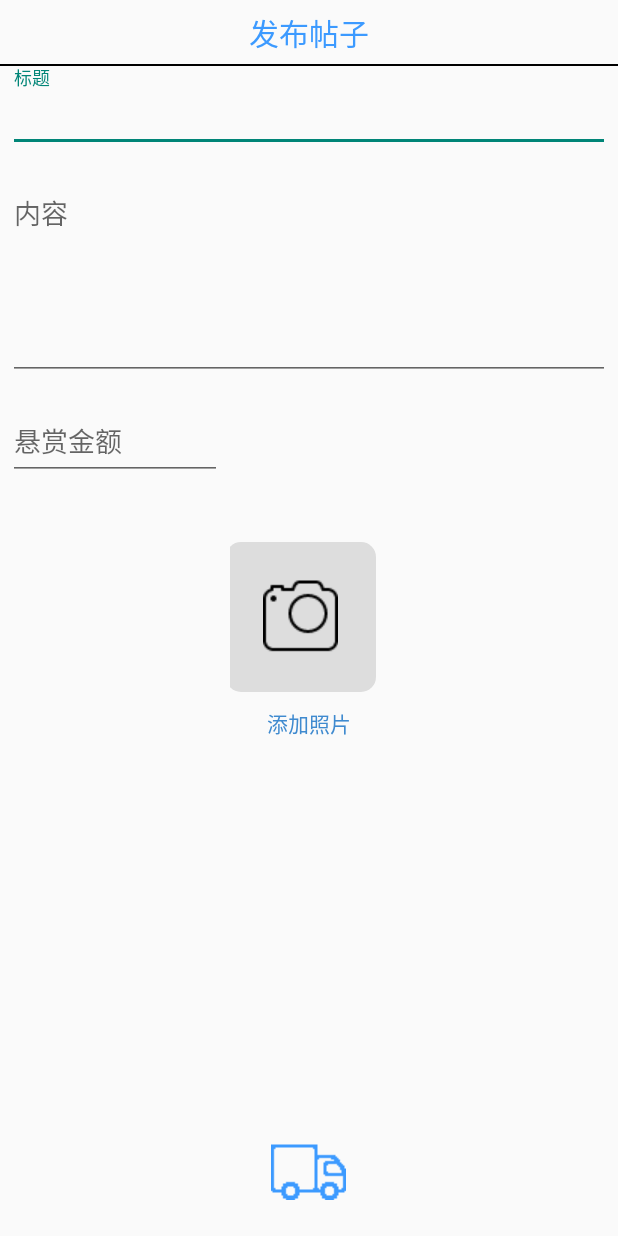
After one commit to DGUT-Asiasoft-2013/Client_DIBIAOZUIQIANGTEAM, an Android app: the PostAddActivity screen opened directly, with no data from a screen before it, on a phone screen of 412 x 824 dp. The commit adds this screen. Run offline under Robolectric (Android 15) with nearby library versions, the phone set to English and light mode, and no system bars.

Commit message:
更新发布帖子

```diff
--- a/app/build.gradle
+++ b/app/build.gradle
@@ -47,6 +47,6 @@ dependencies {
     compile 'com.android.support:appcompat-v7:25.0.1'
     compile 'com.android.support:appcompat-v7:25.0.1'
     compile 'com.android.support:design:25.0.1'
-    compile 'com.android.support.constraint:constraint-layout:1.0.0-alpha7'
+
     testCompile 'junit:junit:4.12'
 }
--- /dev/null
+++ b/app/src/main/java/com/dgut/collegemarket/activity/PostAddActivity.java
@@ -0,0 +1,109 @@
+package com.dgut.collegemarket.activity;
+
+import android.app.Activity;
+import android.app.AlertDialog;
+import android.app.ProgressDialog;
+import android.os.Bundle;
+import android.view.View;
+import android.widget.ImageView;
+
+import com.dgut.collegemarket.R;
+import com.dgut.collegemarket.api.Server;
+import com.dgut.collegemarket.fragment.InputCell.PictrueInputCellFragment;
+import com.dgut.collegemarket.fragment.InputCell.SimpleTextInputCellFragment;
+import com.dgut.collegemarket.util.AnimationEffec;
+
+import java.io.IOException;
+
+import okhttp3.Call;
+import okhttp3.Callback;
+import okhttp3.MediaType;
+import okhttp3.MultipartBody;
+import okhttp3.OkHttpClient;
+import okhttp3.Request;
+import okhttp3.RequestBody;
+import okhttp3.Response;
+
+public class PostAddActivity extends Activity {
+
+    ImageView truckImg;
+    SimpleTextInputCellFragment fragmentTitle = new SimpleTextInputCellFragment();
+    SimpleTextInputCellFragment fragmentContent = new SimpleTextInputCellFragment();
+    PictrueInputCellFragment fragmentPictrue = new PictrueInputCellFragment();
+    SimpleTextInputCellFragment fragmentPrice = new SimpleTextInputCellFragment();
+    @Override
+    protected void onCreate(Bundle savedInstanceState) {
+        super.onCreate(savedInstanceState);
+        setContentView(R.layout.activity_post_add);
+
+        truckImg = (ImageView) findViewById(R.id.truck);
+        fragmentTitle = (SimpleTextInputCellFragment) getFragmentManager().findFragmentById(R.id.fragment_title);
+        fragmentContent = (SimpleTextInputCellFragment) getFragmentManager().findFragmentById(R.id.fragment_content);
+        fragmentPictrue = (PictrueInputCellFragment) getFragmentManager().findFragmentById(R.id.fragment_pictrue);
+        fragmentPrice = (SimpleTextInputCellFragment) getFragmentManager().findFragmentById(R.id.fragment_price);
+
+        fragmentTitle.setHintText("标题");
+        fragmentContent.setHintText("内容");
+        fragmentContent.setLinesAndLength(5,200);
+        fragmentPictrue.setHintText("添加照片");
+        fragmentPrice.setHintText("悬赏金额");
+
+
+        truckImg.setOnClickListener(new View.OnClickListener() {
+            @Override
+            public void onClick(View view) {
+                AnimationEffec.setTransAniToRight(truckImg, 0, 700, 0, 0, 1500);
+                submit();
+            }
+        });
+    }
+
+    /**
+     * 提交帖子
+     */
+    public void submit(){
+        OkHttpClient client = Server.getSharedClient();
+        MultipartBody.Builder requestBody = new MultipartBody.Builder()
+                .addFormDataPart("title",fragmentTitle.getText())
+                .addFormDataPart("content",fragmentContent.getText())
+                .addFormDataPart("reward",fragmentPrice.getText());
+
+        if (fragmentPictrue.getPngData() != null)
+            requestBody.addFormDataPart("albums", "albumsName"
+                    , RequestBody
+                            .create(
+                                    MediaType.parse("image/png")
+                                    , fragmentPictrue.getPngData()));
+        Request request = Server.requestBuilderWithApi("post/addpost")
+                .post(requestBody.build())
+                .build();
+        final ProgressDialog progressDialog = new ProgressDialog(this);
+        progressDialog.setMessage("发贴中");
+        progressDialog.setCancelable(false);
+        progressDialog.show();
+
+        client.newCall(request).enqueue(new Callback() {
+            @Override
+            public void onFailure(Call call, IOException e) {
+                progressDialog.dismiss();
+                runOnUiThread(new Runnable() {
+                    @Override
+                    public void run() {
+                        new AlertDialog.Builder(PostAddActivity.this).setMessage("服务器异常").show();
+                    }
+                });
+            }
+
+            @Override
+            public void onResponse(Call call, Response response) throws IOException {
+                runOnUiThread(new Runnable() {
+                    @Override
+                    public void run() {
+                        new AlertDialog.Builder(PostAddActivity.this).setMessage("发帖成功").show();
+                        finish();
+                    }
+                });
+            }
+        });
+    }
+}
--- a/app/src/main/java/com/dgut/collegemarket/api/Server.java
+++ b/app/src/main/java/com/dgut/collegemarket/api/Server.java
@@ -32,6 +32,7 @@ public class Server {
 	}
 
 //	public static String serverAddress = "http://172.27.0.51:8080/CollegeMarket/";
+	public static String serverAddress_wuzeen = "http://172.25.141.13:8080/CollegeMarket/";
 //	public static String serverAddress_wuzeen = "http://172.27.0.23:8080/CollegeMarket/";
 	public static String serverAddress_zhongweiyuan = "http://172.27.0.22:8080/CollegeMarket/";
 	public static Request.Builder requestBuilderWithApi(String api){
--- a/app/src/main/java/com/dgut/collegemarket/fragment/pages/PostListFragment.java
+++ b/app/src/main/java/com/dgut/collegemarket/fragment/pages/PostListFragment.java
@@ -6,6 +6,7 @@ import android.os.Bundle;
 import android.view.LayoutInflater;
 import android.view.View;
 import android.view.ViewGroup;
+import android.widget.ListView;
 
 import com.dgut.collegemarket.R;
 
@@ -13,12 +14,14 @@ import com.dgut.collegemarket.R;
 public class PostListFragment extends Fragment {
     View view;
     Activity activity;
+    ListView lvPost;
     @Override
     public View onCreateView(LayoutInflater inflater, ViewGroup container,
                              Bundle savedInstanceState) {
         if (view == null) {
             view = inflater.inflate(R.layout.fragment_page_post_list, null);
             activity= getActivity();
+            lvPost = (ListView) view.findViewById(R.id.lv_post);
         }
         return view;
     }
--- /dev/null
+++ b/app/src/main/res/layout/activity_post_add.xml
@@ -0,0 +1,91 @@
+<?xml version="1.0" encoding="utf-8"?>
+<RelativeLayout xmlns:android="http://schemas.android.com/apk/res/android"
+    xmlns:app="http://schemas.android.com/apk/res-auto"
+    xmlns:tools="http://schemas.android.com/tools"
+    android:id="@+id/activity_post_add"
+    android:layout_width="match_parent"
+    android:layout_height="match_parent">
+
+
+
+    <ImageView
+        android:id="@+id/truck"
+        android:layout_width="wrap_content"
+        android:layout_height="wrap_content"
+        android:src="@drawable/truck"
+
+        android:layout_alignParentBottom="true"
+        android:layout_centerHorizontal="true"
+        android:layout_marginBottom="24dp" />
+
+
+    <fragment
+        android:id="@+id/fragment_title"
+        class="com.dgut.collegemarket.fragment.InputCell.SimpleTextInputCellFragment"
+        android:layout_width="match_parent"
+        android:layout_height="wrap_content"
+        tools:layout="@layout/fragment_inputcell_simpletext"
+        android:layout_marginTop="40dp"></fragment>
+
+    <fragment
+        android:id="@+id/fragment_content"
+        class="com.dgut.collegemarket.fragment.InputCell.SimpleTextInputCellFragment"
+        android:layout_width="match_parent"
+        android:layout_height="wrap_content"
+        android:layout_alignParentStart="true"
+        android:layout_below="@+id/fragment_title"
+        tools:layout="@layout/fragment_inputcell_simpletext"></fragment>
+
+    <fragment
+        android:id="@+id/fragment_pictrue"
+        android:layout_width="wrap_content"
+        android:layout_height="wrap_content"
+        class="com.dgut.collegemarket.fragment.InputCell.PictrueInputCellFragment"
+        tools:layout="@layout/fragment_inputcell_pictrue"
+        android:layout_below="@+id/fragment_price"
+        android:layout_centerHorizontal="true"
+        android:layout_marginTop="36dp"></fragment>
+
+
+
+    <fragment
+        android:id="@+id/fragment_price"
+        class="com.dgut.collegemarket.fragment.InputCell.SimpleTextInputCellFragment"
+        android:layout_width="match_parent"
+        android:layout_height="wrap_content"
+        tools:layout="@layout/fragment_inputcell_simpletext"
+        android:layout_below="@+id/fragment_content"
+        android:layout_alignParentStart="true"
+        android:layout_toStartOf="@+id/fragment_pictrue"></fragment>
+
+
+    <RelativeLayout
+        android:layout_width="match_parent"
+        android:layout_height="44dp"
+        android:layout_gravity="top"
+        android:layout_alignParentTop="true"
+        android:layout_alignParentStart="true">
+
+
+        <TextView
+            android:id="@+id/text"
+            android:layout_width="wrap_content"
+            android:layout_height="wrap_content"
+            android:layout_centerHorizontal="true"
+            android:layout_centerVertical="true"
+            android:text="发布帖子"
+            android:textColor="@color/colorAccent"
+            android:textSize="20dp" />
+
+        <View
+            android:layout_width="match_parent"
+            android:layout_height="1dp"
+            android:layout_alignParentBottom="true"
+            android:layout_alignParentStart="true"
+            android:layout_gravity="bottom"
+            android:background="@android:color/background_dark"></View>
+
+
+    </RelativeLayout>
+
+</RelativeLayout>
--- /dev/null
+++ b/app/src/main/res/values-w820dp/dimens.xml
@@ -0,0 +1,6 @@
+<resources>
+    <!-- Example customization of dimensions originally defined in res/values/dimens.xml
+         (such as screen margins) for screens with more than 820dp of available width. This
+         would include 7" and 10" devices in landscape (~960dp and ~1280dp respectively). -->
+    <dimen name="activity_horizontal_margin">64dp</dimen>
+</resources>
--- a/build.gradle
+++ b/build.gradle
@@ -5,7 +5,7 @@ buildscript {
         jcenter()
     }
     dependencies {
-        classpath 'com.android.tools.build:gradle:2.3.0-alpha2'
+        classpath 'com.android.tools.build:gradle:2.3.0-beta1'
 
     }
 
```
Also changed, not shown: app/src/main/AndroidManifest.xml (+7 -0 lines), app/src/main/java/com/dgut/collegemarket/adapter/PostListAdapter.java (added, +62 -0 lines), app/src/main/java/com/dgut/collegemarket/api/entity/Post.java (added, +101 -0 lines), app/src/main/java/com/dgut/collegemarket/fragment/widgets/MainTabbarFragment.java (+10 -0 lines), app/src/main/res/layout/fragment_page_post_list.xml (+26 -9 lines), app/src/main/res/layout/list_post_item.xml (added, +140 -0 lines), gradle/wrapper/gradle-wrapper.properties.
